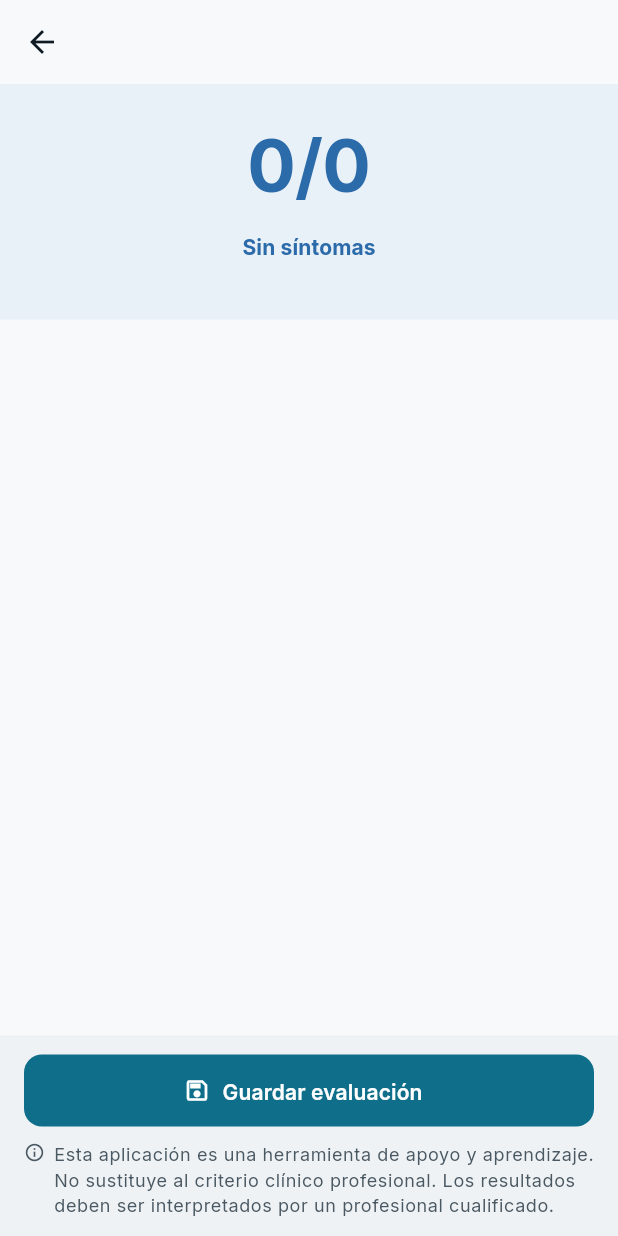
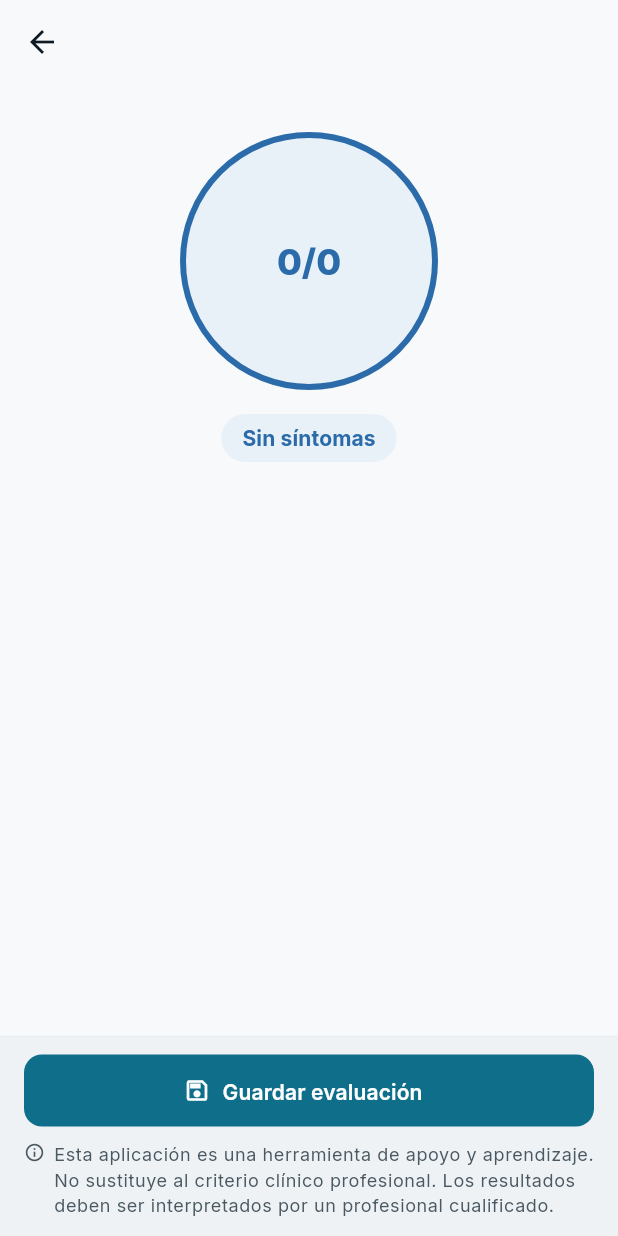
Before and after one commit to grisllo/NeuroScaleApp, a Flutter app: the ResultScreen screen opened directly with empty values, on a phone screen of 412 x 824 dp. Run offline on Flutter 3.47's test engine with Material 3 defaults, Android fonts, the phone set to English and light mode, and no system bars; our stand-ins replace connectivity_plus, drift, drift_flutter, email_validator, fl_chart, flutter_riverpod and 5 more; accounts and stored records are empty; generated files the repository leaves out were written again.

Commit message:
feat(ui): ResultScreen — hero como circulo diana de severidad
Sustituye el fondo plano de color por un circulo de 172dp con borde
del color de severidad y fondo tonal. Mas moderno y menos formulaico.

Co-Authored-By: Claude Sonnet 4.6 <noreply@anthropic.com>

```diff
--- a/lib/features/evaluations/presentation/screens/result_screen.dart
+++ b/lib/features/evaluations/presentation/screens/result_screen.dart
@@ -94,21 +94,38 @@ class ResultScreen extends ConsumerWidget {
       appBar: AppBar(title: Text(scaleTitle)),
       body: Column(
         children: [
-          // ── Severity hero ─────────────────────────────────────────────────
-          Container(
-            width: double.infinity,
-            color: clinicalPair.surface,
-            padding: const EdgeInsets.fromLTRB(24, 28, 24, 32),
+          // ── Severity hero — bullseye circle ──────────────────────────────
+          Padding(
+            padding: const EdgeInsets.fromLTRB(24, 32, 24, 24),
             child: Column(
               children: [
-                RepaintBoundary(
-                  child: AnimatedScore(
-                    score: result.totalScore,
-                    maxScore: result.maxScore,
-                    color: clinicalPair.foreground,
+                Container(
+                  width: 172,
+                  height: 172,
+                  decoration: BoxDecoration(
+                    shape: BoxShape.circle,
+                    color: clinicalPair.surface,
+                    border: Border.all(
+                      color: clinicalPair.foreground,
+                      width: 4,
+                    ),
+                  ),
+                  child: Center(
+                    child: RepaintBoundary(
+                      child: AnimatedScore(
+                        score: result.totalScore,
+                        maxScore: result.maxScore,
+                        color: clinicalPair.foreground,
+                        style: Theme.of(context).textTheme.headlineLarge
+                            ?.copyWith(
+                              color: clinicalPair.foreground,
+                              fontWeight: FontWeight.w800,
+                            ),
+                      ),
+                    ),
                   ),
                 ),
-                const SizedBox(height: 12),
+                const SizedBox(height: 16),
                 SeverityBadge(
                   severity: result.severity,
                   label: l10n.resolveKey(result.severity.interpretationKey),
```
